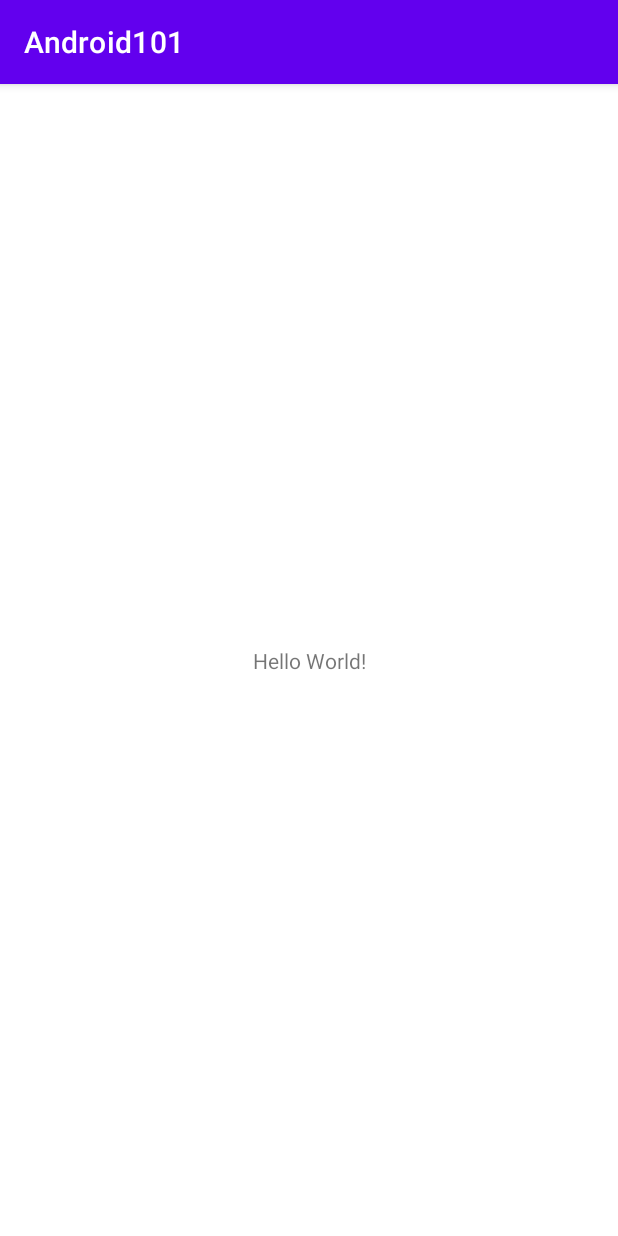
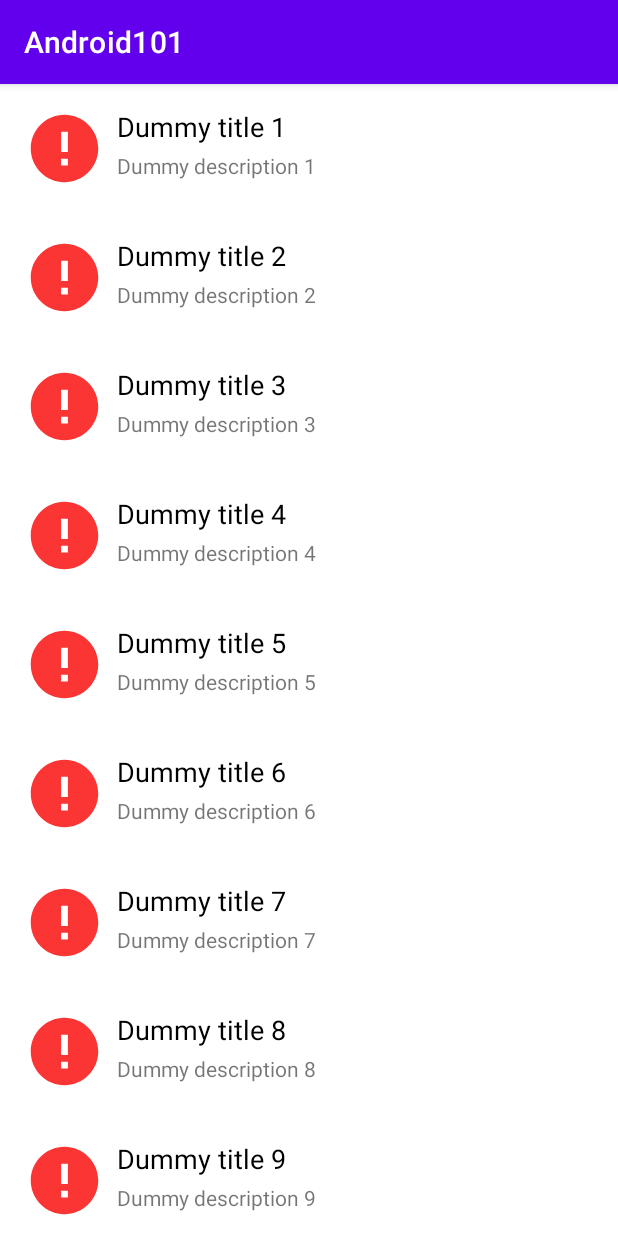
Before and after one commit to kocko94/android-101, an Android app: the screen it shows after launch (MainActivity), on a phone screen of 412 x 824 dp. Run offline under Robolectric (Android 15) with nearby library versions, the phone set to English and light mode, and no system bars; our stand-ins replace Picasso; pictures from the network do not load.

Commit message:
example usage of recycler view

```diff
--- a/app/build.gradle
+++ b/app/build.gradle
@@ -28,6 +28,8 @@ android {
 }
 
 dependencies {
+    implementation "androidx.recyclerview:recyclerview:1.1.0"
+    implementation 'com.squareup.picasso:picasso:2.71828'
 
     implementation 'androidx.appcompat:appcompat:1.2.0'
     implementation 'com.google.android.material:material:1.3.0'
--- a/app/src/main/AndroidManifest.xml
+++ b/app/src/main/AndroidManifest.xml
@@ -1,6 +1,8 @@
 <?xml version="1.0" encoding="utf-8"?>
 <manifest xmlns:android="http://schemas.android.com/apk/res/android"
     package="com.playground.android101">
+
+    <uses-permission android:name="android.permission.INTERNET" />
 
     <application
         android:allowBackup="false"
--- /dev/null
+++ b/app/src/main/java/com/playground/android101/ListAdapter.java
@@ -0,0 +1,88 @@
+package com.playground.android101;
+
+import android.net.Uri;
+import android.util.Log;
+import android.view.LayoutInflater;
+import android.view.View;
+import android.view.ViewGroup;
+import android.widget.ImageView;
+import android.widget.TextView;
+
+import androidx.annotation.NonNull;
+import androidx.recyclerview.widget.RecyclerView;
+
+import com.playground.android101.model.DummyData;
+import com.squareup.picasso.MemoryPolicy;
+import com.squareup.picasso.NetworkPolicy;
+import com.squareup.picasso.Picasso;
+
+import java.util.List;
+
+/**
+ * Created on 23/03/2021.
+ *
+ * @author Konstantin Vankov (xcg3679)
+ */
+public class ListAdapter extends RecyclerView.Adapter<ListAdapter.GenericViewHolder> {
+
+    private List<DummyData> data;
+
+    public ListAdapter(List<DummyData> data) {
+        this.data = data;
+    }
+
+    public void updateData(List<DummyData> data) {
+        this.data = data;
+        super.notifyDataSetChanged();
+    }
+
+    @NonNull
+    @Override
+    public GenericViewHolder onCreateViewHolder(@NonNull ViewGroup parent, int viewType) {
+        View parentView = LayoutInflater.from(parent.getContext()).inflate(R.layout.list_item, parent, false);
+        return new GenericViewHolder(parentView);
+    }
+
+    @Override
+    public void onBindViewHolder(@NonNull GenericViewHolder holder, int position) {
+        holder.bind(this.data.get(position));
+    }
+
+    @Override
+    public int getItemCount() {
+        return data.size();
+    }
+
+    static class GenericViewHolder extends RecyclerView.ViewHolder {
+
+        public GenericViewHolder(@NonNull View itemView) {
+            super(itemView);
+        }
+
+        private ImageView getImageView() {
+            return super.itemView.findViewById(R.id.image);
+        }
+
+        private TextView getTitleView() {
+            return super.itemView.findViewById(R.id.title);
+        }
+
+        private TextView getDescriptionView() {
+            return super.itemView.findViewById(R.id.description);
+        }
+
+        public void bind(DummyData data) {
+            //load asynchronously the image from the internet without blocking the main thread
+            Picasso.get()
+                    .load(data.getImageUrl())
+                    .fit()
+                    .networkPolicy(NetworkPolicy.NO_CACHE, NetworkPolicy.NO_STORE) //needed because we have randomly generated images from the same URL
+                    .memoryPolicy(MemoryPolicy.NO_CACHE, MemoryPolicy.NO_STORE) //needed because we have randomly generated images from the same URL
+                    .error(R.drawable.image_error)
+                    .placeholder(R.drawable.image_placeholder)
+                    .into(getImageView());
+            getTitleView().setText(data.getTitle());
+            getDescriptionView().setText(data.getDescription());
+        }
+    }
+}
--- a/app/src/main/java/com/playground/android101/MainActivity.java
+++ b/app/src/main/java/com/playground/android101/MainActivity.java
@@ -1,8 +1,14 @@
 package com.playground.android101;
 
 import androidx.appcompat.app.AppCompatActivity;
+import androidx.recyclerview.widget.RecyclerView;
 
 import android.os.Bundle;
+
+import com.playground.android101.datasource.DummyDataService;
+import com.playground.android101.model.DummyData;
+
+import java.util.List;
 
 public class MainActivity extends AppCompatActivity {
 
@@ -10,5 +16,14 @@ public class MainActivity extends AppCompatActivity {
     protected void onCreate(Bundle savedInstanceState) {
         super.onCreate(savedInstanceState);
         setContentView(R.layout.activity_main);
+
+        setupList();
+    }
+
+    private void setupList() {
+        List<DummyData> dataSet = new DummyDataService(25).getData();
+        ListAdapter adapter = new ListAdapter(dataSet);
+        RecyclerView recyclerView = findViewById(R.id.list);
+        recyclerView.setAdapter(adapter);
     }
 }
--- /dev/null
+++ b/app/src/main/java/com/playground/android101/datasource/DummyDataService.java
@@ -0,0 +1,31 @@
+package com.playground.android101.datasource;
+
+import com.playground.android101.model.DummyData;
+
+import java.util.ArrayList;
+import java.util.List;
+
+/**
+ * Created on 23/03/2021.
+ *
+ * @author Konstantin Vankov (xcg3679)
+ */
+public class DummyDataService {
+
+    private final List<DummyData> data = new ArrayList<>();
+
+    public DummyDataService(int amountOfDummyData) {
+        fillWithDummyData(amountOfDummyData);
+    }
+
+    private void fillWithDummyData(int amount) {
+        int initialDimension = 48; //needed only to make different urls
+        for (int i = 1; i <= amount; i++) {
+            data.add(new DummyData("https://picsum.photos/"+(initialDimension+i), "Dummy title "+i, "Dummy description "+i));
+        }
+    }
+
+    public List<DummyData> getData() {
+        return data;
+    }
+}
--- /dev/null
+++ b/app/src/main/java/com/playground/android101/model/DummyData.java
@@ -0,0 +1,31 @@
+package com.playground.android101.model;
+
+/**
+ * Created on 23/03/2021.
+ *
+ * @author Konstantin Vankov (xcg3679)
+ */
+public class DummyData {
+    private final String imageUrl;
+    private final String title;
+
+    public String getImageUrl() {
+        return imageUrl;
+    }
+
+    public String getTitle() {
+        return title;
+    }
+
+    public String getDescription() {
+        return description;
+    }
+
+    private final String description;
+
+    public DummyData(String imageUrl, String title, String description) {
+        this.imageUrl = imageUrl;
+        this.title = title;
+        this.description = description;
+    }
+}
--- /dev/null
+++ b/app/src/main/res/drawable/image_error.xml
@@ -0,0 +1,5 @@
+<vector android:height="24dp" android:tint="#FA3534"
+    android:viewportHeight="24" android:viewportWidth="24"
+    android:width="24dp" xmlns:android="http://schemas.android.com/apk/res/android">
+    <path android:fillColor="@android:color/white" android:pathData="M12,2C6.48,2 2,6.48 2,12s4.48,10 10,10 10,-4.48 10,-10S17.52,2 12,2zM13,17h-2v-2h2v2zM13,13h-2L11,7h2v6z"/>
+</vector>
--- /dev/null
+++ b/app/src/main/res/drawable/image_placeholder.xml
@@ -0,0 +1,5 @@
+<vector android:height="24dp" android:tint="#66FA6F"
+    android:viewportHeight="24" android:viewportWidth="24"
+    android:width="24dp" xmlns:android="http://schemas.android.com/apk/res/android">
+    <path android:fillColor="#FF000000" android:pathData="M17.6,11.48 L19.44,8.3a0.63,0.63 0,0 0,-1.09 -0.63l-1.88,3.24a11.43,11.43 0,0 0,-8.94 0L5.65,7.67a0.63,0.63 0,0 0,-1.09 0.63L6.4,11.48A10.81,10.81 0,0 0,1 20L23,20A10.81,10.81 0,0 0,17.6 11.48ZM7,17.25A1.25,1.25 0,1 1,8.25 16,1.25 1.25,0 0,1 7,17.25ZM17,17.25A1.25,1.25 0,1 1,18.25 16,1.25 1.25,0 0,1 17,17.25Z"/>
+</vector>
--- a/app/src/main/res/layout/activity_main.xml
+++ b/app/src/main/res/layout/activity_main.xml
@@ -6,13 +6,16 @@
     android:layout_height="match_parent"
     tools:context=".MainActivity">
 
-    <TextView
-        android:layout_width="wrap_content"
-        android:layout_height="wrap_content"
-        android:text="Hello World!"
+    <androidx.recyclerview.widget.RecyclerView
+        android:id="@+id/list"
+        android:layout_width="match_parent"
+        android:layout_height="match_parent"
+        tools:listitem="@layout/list_item"
+        app:layoutManager="androidx.recyclerview.widget.LinearLayoutManager"
         app:layout_constraintBottom_toBottomOf="parent"
         app:layout_constraintLeft_toLeftOf="parent"
         app:layout_constraintRight_toRightOf="parent"
-        app:layout_constraintTop_toTopOf="parent" />
+        app:layout_constraintTop_toTopOf="parent"
+        />
 
 </androidx.constraintlayout.widget.ConstraintLayout>
--- /dev/null
+++ b/app/src/main/res/layout/list_item.xml
@@ -0,0 +1,51 @@
+<?xml version="1.0" encoding="utf-8"?>
+<androidx.constraintlayout.widget.ConstraintLayout xmlns:android="http://schemas.android.com/apk/res/android"
+    xmlns:tools="http://schemas.android.com/tools"
+    android:layout_width="match_parent"
+    android:layout_height="wrap_content"
+    xmlns:app="http://schemas.android.com/apk/res-auto"
+    android:padding="16dp"
+    >
+
+    <ImageView
+        android:id="@+id/image"
+        android:layout_width="54dp"
+        android:layout_height="54dp"
+        app:layout_constraintStart_toStartOf="parent"
+        app:layout_constraintTop_toTopOf="parent"
+        app:layout_constraintBottom_toBottomOf="parent"
+        tools:src="@tools:sample/avatars"
+        android:contentDescription="@null"
+        />
+
+    <TextView
+        android:id="@+id/title"
+        android:layout_width="0dp"
+        android:layout_height="wrap_content"
+        app:layout_constraintStart_toEndOf="@id/image"
+        app:layout_constraintTop_toTopOf="@id/image"
+        app:layout_constraintEnd_toEndOf="parent"
+        android:singleLine="true"
+        android:ellipsize="marquee"
+        android:layout_marginStart="8dp"
+        android:layout_marginLeft="8dp"
+        android:textSize="18sp"
+        android:textColor="@color/black"
+        tools:text="Example title"
+        />
+
+    <TextView
+        android:id="@+id/description"
+        android:layout_width="0dp"
+        android:layout_height="wrap_content"
+        android:layout_marginTop="4dp"
+        app:layout_constraintTop_toBottomOf="@id/title"
+        app:layout_constraintEnd_toEndOf="@id/title"
+        app:layout_constraintStart_toStartOf="@id/title"
+        android:singleLine="true"
+        android:ellipsize="marquee"
+        android:textSize="14sp"
+        tools:text="Example description which is so ridiculously long that you can even see what ellipsize and singleLine are making"
+        />
+
+</androidx.constraintlayout.widget.ConstraintLayout>
```
